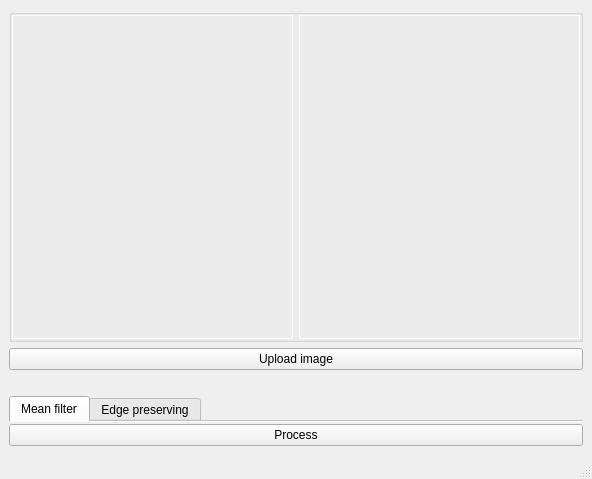
This is ui/main_window.ui in aleksey-lihodievski/afm-image-processing as Qt 5 draws it before an edit. The edited form follows.
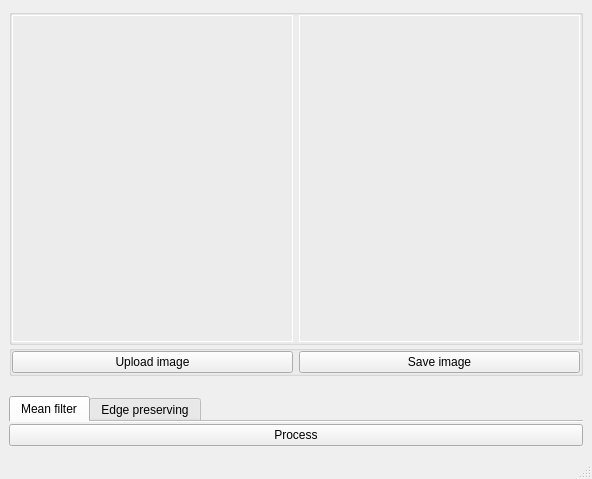
This is the edited form.

```diff
--- a/ui/main_window.ui
+++ b/ui/main_window.ui
@@ -24,10 +24,13 @@
     <bool>true</bool>
    </property>
    <layout class="QVBoxLayout" name="verticalLayout_2">
+    <property name="spacing">
+     <number>0</number>
+    </property>
     <item>
      <widget class="QGroupBox" name="groupBox_3">
       <property name="sizePolicy">
-       <sizepolicy hsizetype="Preferred" vsizetype="MinimumExpanding">
+       <sizepolicy hsizetype="Preferred" vsizetype="Preferred">
         <horstretch>1</horstretch>
         <verstretch>1</verstretch>
        </sizepolicy>
@@ -35,11 +38,15 @@
       <property name="styleSheet">
        <string notr="true">QLabel {
 	border: 1px solid white;
+	width: 50%;
 }</string>
       </property>
       <property name="title">
        <string/>
       </property>
+      <property name="flat">
+       <bool>true</bool>
+      </property>
       <layout class="QHBoxLayout" name="horizontalLayout">
        <property name="leftMargin">
         <number>0</number>
@@ -56,8 +63,8 @@
        <item>
         <widget class="QLabel" name="image_before_label">
          <property name="sizePolicy">
-          <sizepolicy hsizetype="Expanding" vsizetype="Preferred">
-           <horstretch>0</horstretch>
+          <sizepolicy hsizetype="Preferred" vsizetype="Minimum">
+           <horstretch>1</horstretch>
            <verstretch>0</verstretch>
           </sizepolicy>
          </property>
@@ -75,8 +82,8 @@
        <item>
         <widget class="QLabel" name="image_after_label">
          <property name="sizePolicy">
-          <sizepolicy hsizetype="Expanding" vsizetype="Preferred">
-           <horstretch>0</horstretch>
+          <sizepolicy hsizetype="Preferred" vsizetype="Minimum">
+           <horstretch>1</horstretch>
            <verstretch>0</verstretch>
           </sizepolicy>
          </property>
@@ -94,6 +101,30 @@
       </layout>
      </widget>
     </item>
+    <item>
+     <widget class="QGroupBox" name="groupBox">
+      <property name="autoFillBackground">
+       <bool>false</bool>
+      </property>
+      <property name="title">
+       <string/>
+      </property>
+      <property name="flat">
+       <bool>true</bool>
+      </property>
+      <layout class="QHBoxLayout" name="horizontalLayout_2">
+       <property name="leftMargin">
+        <number>0</number>
+       </property>
+       <property name="topMargin">
+        <number>0</number>
+       </property>
+       <property name="rightMargin">
+        <number>0</number>
+       </property>
+       <property name="bottomMargin">
+        <number>0</number>
+       </property>
     <item>
      <widget class="QPushButton" name="upload_before_image_button">
       <property name="enabled">
@@ -115,6 +146,31 @@
       <property name="text">
        <string>Upload image</string>
       </property>
+        </widget>
+       </item>
+       <item>
+        <widget class="QPushButton" name="save_after_image_button">
+         <property name="enabled">
+          <bool>true</bool>
+         </property>
+         <property name="sizePolicy">
+          <sizepolicy hsizetype="Minimum" vsizetype="Fixed">
+           <horstretch>0</horstretch>
+           <verstretch>0</verstretch>
+          </sizepolicy>
+         </property>
+         <property name="focusPolicy">
+          <enum>Qt::FocusPolicy::TabFocus</enum>
+         </property>
+         <property name="styleSheet">
+          <string notr="true"/>
+         </property>
+         <property name="text">
+          <string>Save image</string>
+         </property>
+        </widget>
+       </item>
+      </layout>
      </widget>
     </item>
     <item>
```
Left out of the diff: 5 changed lines with no effect on the pictures. Lines whose indentation alone changed are shown as unchanged.
